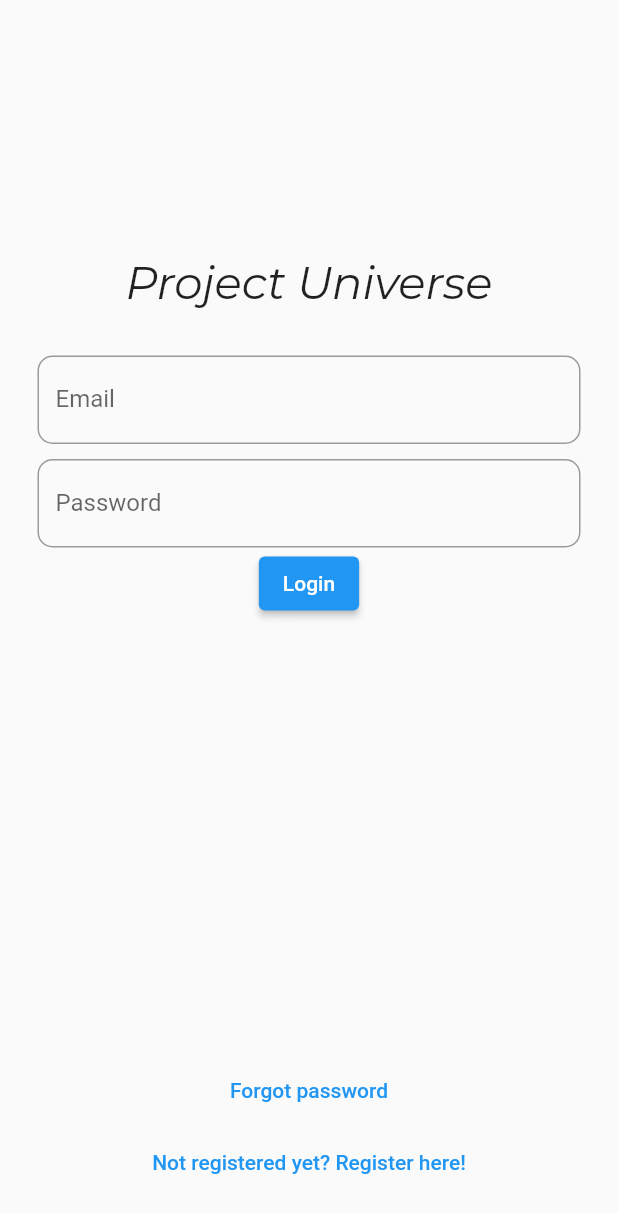
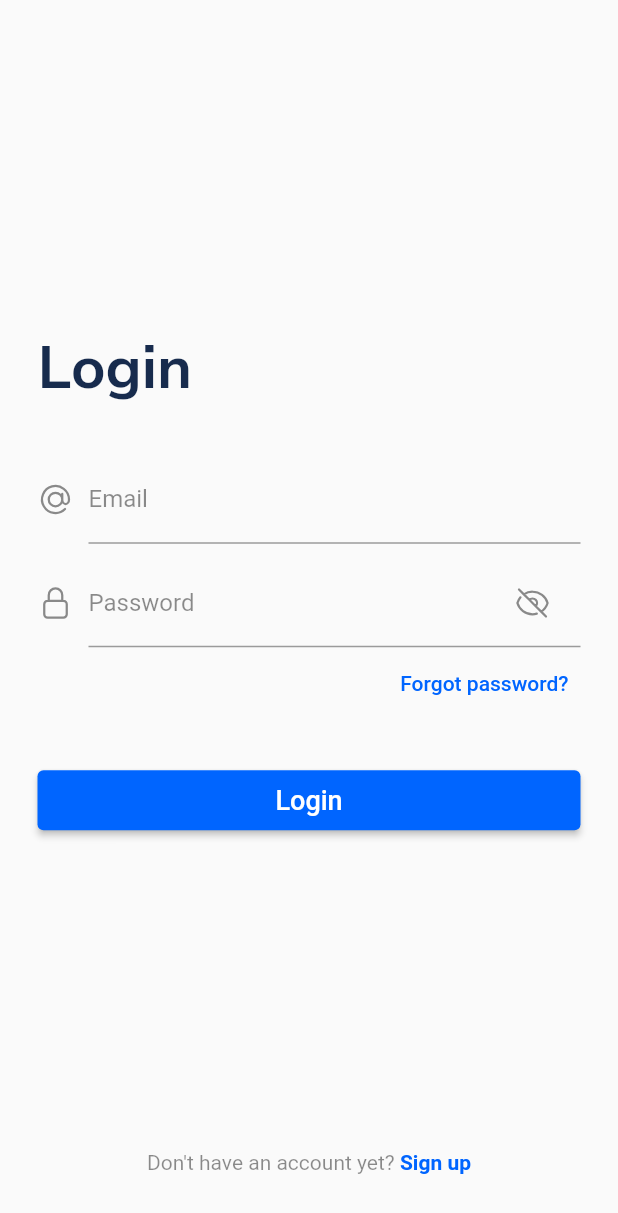
Before and after one commit to VincentGonnet/Project-Universe, a Flutter app: the screen it shows after launch, on a phone screen of 412 x 824 dp. Shown: the top 1213 px of the screen. Run offline on Flutter 3.47's test engine with Material 2 defaults, Android fonts, the phone set to English and light mode, and no system bars; our stand-ins replace bloc, cloud_firestore, equatable, firebase_auth, firebase_core, flutter_bloc and 2 more; accounts and stored records are empty.

Commit message:
feat: login screen

```diff
--- a/lib/helpers/loading/loading_screen.dart
+++ b/lib/helpers/loading/loading_screen.dart
@@ -87,7 +87,7 @@
       },
     );
 
-    state?.insert(overlay);
+    state.insert(overlay);
 
     return LoadingScreenController(
       close: () {
--- a/lib/views/auth/login_view.dart
+++ b/lib/views/auth/login_view.dart
@@ -1,3 +1,4 @@
+import 'package:heroicons/heroicons.dart';
 import 'package:project_universe/services/auth/auth_exceptions.dart';
 import 'package:project_universe/services/auth/bloc/auth_bloc.dart';
 import 'package:project_universe/services/auth/bloc/auth_event.dart';
@@ -7,6 +8,8 @@
 import 'package:google_fonts/google_fonts.dart';
 
 import 'package:project_universe/utilities/dialogs/error_dialog.dart';
+
+import '../../constants/colors.dart';
 
 class LoginView extends StatefulWidget {
   const LoginView({Key? key}) : super(key: key);
@@ -32,6 +35,12 @@
     _password.dispose();
     super.dispose();
   }
+
+  Color _emailFieldColor = Colors.black45;
+  Color _passwordFieldColor = Colors.black45;
+  bool _isPasswordVisible = false;
+  HeroIcon _passwordFieldIcon =
+      HeroIcon(HeroIcons.eyeSlash, color: Colors.black45);
 
   @override
   Widget build(BuildContext context) {
@@ -62,42 +71,121 @@
             const Spacer(flex: 1),
             Container(
               padding: const EdgeInsets.only(bottom: 30),
+              alignment: Alignment.centerLeft,
               child: Text(
-                "Project Universe",
-                style: GoogleFonts.montserrat(
-                  fontSize: 30,
-                  fontStyle: FontStyle.italic,
+                "Login",
+                style: GoogleFonts.nunitoSans(
+                  color: loginTitleColor,
+                  fontSize: 40,
+                  fontWeight: FontWeight.bold,
                 ),
               ),
             ),
-            TextField(
+            Row(
+              children: [
+                const HeroIcon(
+                  HeroIcons.atSymbol,
+                  color: Colors.black45,
+                ),
+                const SizedBox(width: 10),
+                Expanded(
+                  child: Focus(
+                    onFocusChange: (hasFocus) {
+                      setState(() => _emailFieldColor =
+                          hasFocus ? loginAccentColor : Colors.black45);
+                    },
+                    child: TextField(
                       controller: _email,
                       keyboardType: TextInputType.emailAddress,
-              decoration: const InputDecoration(
-                hintText: 'Enter your email here.',
-                border: OutlineInputBorder(
-                  borderRadius: BorderRadius.all(Radius.circular(10)),
+                      decoration: InputDecoration(
+                        labelText: "Email",
+                        labelStyle: TextStyle(
+                          color: _emailFieldColor,
                         ),
-                labelText: "Email",
+                        focusedBorder: const UnderlineInputBorder(
+                          borderSide: BorderSide(
+                            color: loginAccentColor,
+                          ),
+                        ),
+                      ),
+                    ),
+                  ),
+                ),
+              ],
+            ),
+            Container(
+              margin: const EdgeInsets.only(top: 10),
+              child: Row(
+                children: [
+                  const HeroIcon(
+                    HeroIcons.lockClosed,
+                    color: Colors.black45,
+                  ),
+                  const SizedBox(width: 10),
+                  Expanded(
+                    child: Focus(
+                      onFocusChange: (hasFocus) {
+                        setState(() => _passwordFieldColor =
+                            hasFocus ? loginAccentColor : Colors.black45);
+                      },
+                      child: TextField(
+                        controller: _password,
+                        obscureText: !_isPasswordVisible,
+                        enableSuggestions: false,
+                        autocorrect: false,
+                        decoration: InputDecoration(
+                          labelText: "Password",
+                          suffixIcon: TextButton(
+                              onPressed: () {
+                                setState(() {
+                                  if (_isPasswordVisible) {
+                                    _passwordFieldIcon = const HeroIcon(
+                                      HeroIcons.eyeSlash,
+                                      color: Colors.black45,
+                                    );
+                                  } else {
+                                    _passwordFieldIcon = const HeroIcon(
+                                      HeroIcons.eye,
+                                      color: loginAccentColor,
+                                    );
+                                  }
+                                  _isPasswordVisible = !_isPasswordVisible;
+                                });
+                              },
+                              child: _passwordFieldIcon),
+                          labelStyle: TextStyle(
+                            color: _passwordFieldColor,
+                          ),
+                        ),
+                      ),
+                    ),
+                  ),
+                ],
               ),
             ),
             Container(
-              margin: const EdgeInsets.only(top: 10),
-              child: TextField(
-                controller: _password,
-                obscureText: true,
-                enableSuggestions: false,
-                autocorrect: false,
-                decoration: const InputDecoration(
-                  hintText: 'Enter your password here.',
-                  border: OutlineInputBorder(
-                    borderRadius: BorderRadius.all(Radius.circular(10)),
-                  ),
-                  labelText: "Password",
+              alignment: Alignment.centerRight,
+              child: TextButton(
+                onPressed: () {
+                  context.read<AuthBloc>().add(
+                        const AuthEventForgotPassword(),
+                      );
+                },
+                child: const Text(
+                  "Forgot password?",
+                  style: TextStyle(
+                    color: loginAccentColor,
                   ),
                 ),
               ),
-            ElevatedButton(
+            ),
+            Container(
+              margin: const EdgeInsets.only(top: 30),
+              child: ElevatedButton(
+                style: ElevatedButton.styleFrom(
+                  backgroundColor: loginAccentColor,
+                  minimumSize: const Size(double.infinity, 40),
+                ),
                 onPressed: () async {
                   final email = _email.text;
                   final password = _password.text;
@@ -107,24 +195,39 @@
                   }
                   context.read<AuthBloc>().add(AuthEventLogIn(email, password));
                 },
-              child: const Text("Login"),
+                child: const Text(
+                  "Login",
+                  style: TextStyle(
+                    color: Colors.white,
+                    fontSize: 18,
                   ),
-            const Spacer(flex: 2),
-            TextButton(
-              onPressed: () {
-                context.read<AuthBloc>().add(
-                      const AuthEventForgotPassword(),
-                    );
-              },
-              child: const Text("Forgot password"),
                 ),
+              ),
+            ),
+            const Spacer(flex: 1),
             TextButton(
               onPressed: () {
                 context.read<AuthBloc>().add(
                       const AuthEventShouldRegister(),
                     );
               },
-              child: const Text("Not registered yet? Register here!"),
+              child: RichText(
+                text: const TextSpan(
+                  style: TextStyle(
+                    color: Colors.black45,
+                  ),
+                  children: <TextSpan>[
+                    TextSpan(text: "Don't have an account yet? "),
+                    TextSpan(
+                      text: "Sign up",
+                      style: TextStyle(
+                        color: loginAccentColor,
+                        fontWeight: FontWeight.bold,
+                      ),
+                    ),
+                  ],
+                ),
+              ),
             ),
           ],
         ),
```
Lines whose indentation alone changed are shown as unchanged.
